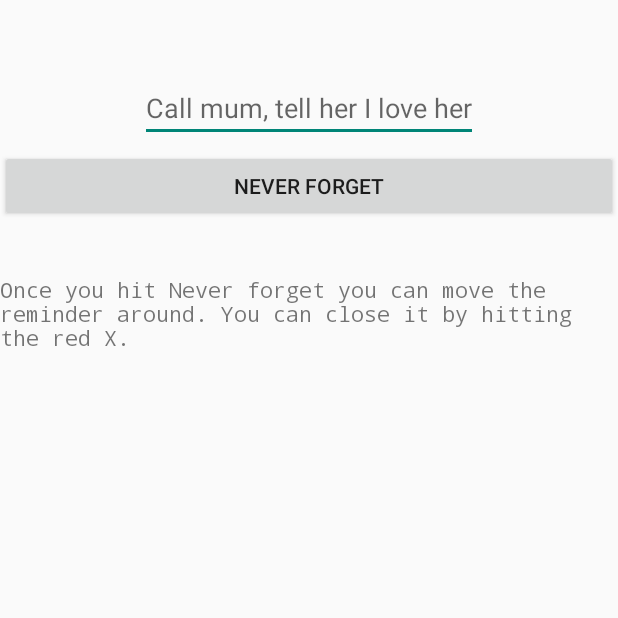
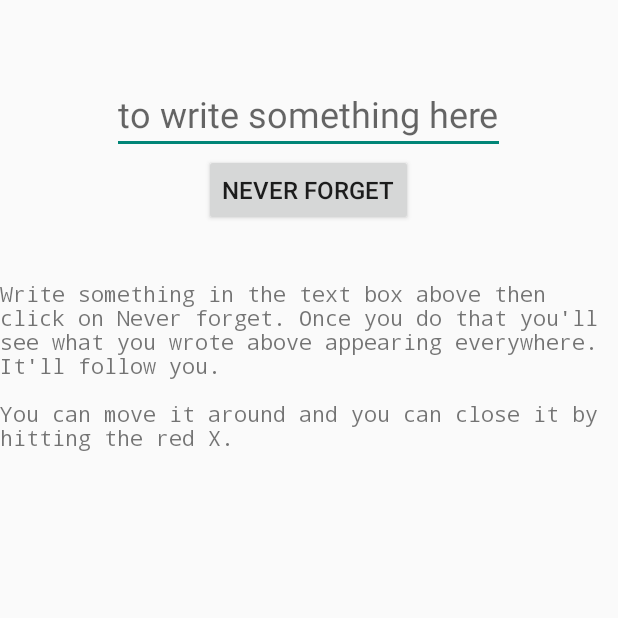
Before and after one commit to ps3btc/OneQuote, an Android app: the screen it shows after launch (MainActivity), on a phone screen of 412 x 824 dp, the top half of it. Run offline under Robolectric (Android 15) with nearby library versions, the phone set to English and light mode, and no system bars.

Commit message:
more string edits

```diff
--- a/app/src/main/res/layout/activity_main.xml
+++ b/app/src/main/res/layout/activity_main.xml
@@ -8,11 +8,10 @@
         android:id="@+id/button1"
         android:layout_width="wrap_content"
         android:layout_height="wrap_content"
-        android:layout_alignParentLeft="true"
-        android:layout_alignParentRight="true"
-        android:layout_alignParentTop="true"
-        android:layout_marginTop="100dp"
-        android:text="@string/start" />
+        android:textSize="16sp"
+        android:text="@string/start"
+        android:layout_below="@+id/reminderText"
+        android:layout_centerHorizontal="true" />
 
     <EditText
         android:layout_width="wrap_content"
@@ -20,6 +19,7 @@
         android:id="@+id/reminderText"
         android:hint="@string/reminder_message"
         android:maxLength="40"
+        android:textSize="24sp"
         android:layout_marginTop="49dp"
         android:layout_alignParentTop="true"
         android:layout_centerHorizontal="true" />
@@ -28,7 +28,7 @@
         android:layout_width="wrap_content"
         android:layout_height="wrap_content"
         android:textAppearance="?android:attr/textAppearanceSmall"
-        android:text="Once you hit Never forget you can move the reminder around. You can close it by hitting the red X."
+        android:text="Write something in the text box above then click on Never forget. Once you do that you'll see what you wrote above appearing everywhere. It'll follow you. \n\nYou can move it around and you can close it by hitting the red X."
         android:id="@+id/textView"
         android:layout_marginTop="35dp"
         android:typeface="monospace"
--- a/app/src/main/res/values/strings.xml
+++ b/app/src/main/res/values/strings.xml
@@ -1,8 +1,8 @@
 <?xml version="1.0" encoding="utf-8"?>
 <resources>
 
-    <string name="app_name">Don\'t forget to call mum</string>
+    <string name="app_name">Aye! Don\'t forget</string>
     <string name="start">Never forget</string>
-    <string name="reminder_message">Call mum, tell her I love her</string>
+    <string name="reminder_message">to write something here</string>
 
 </resources>
```
